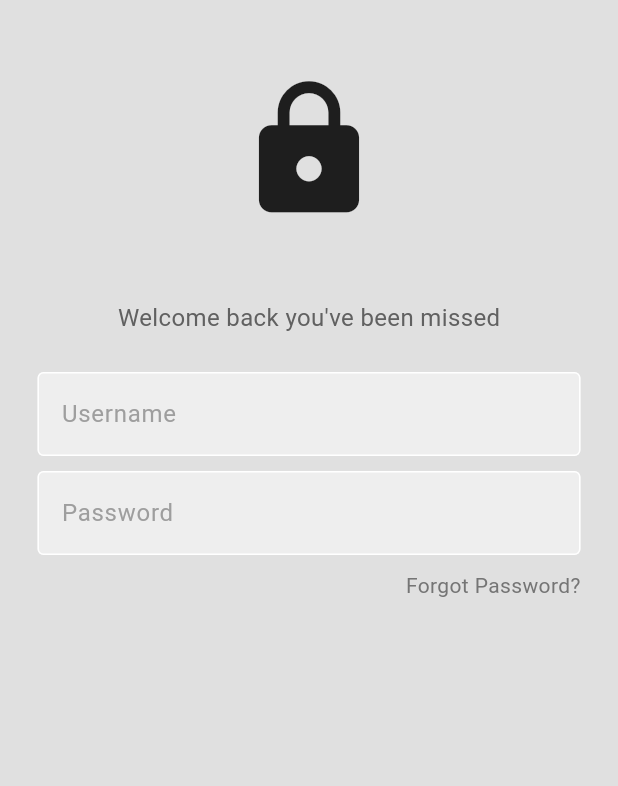
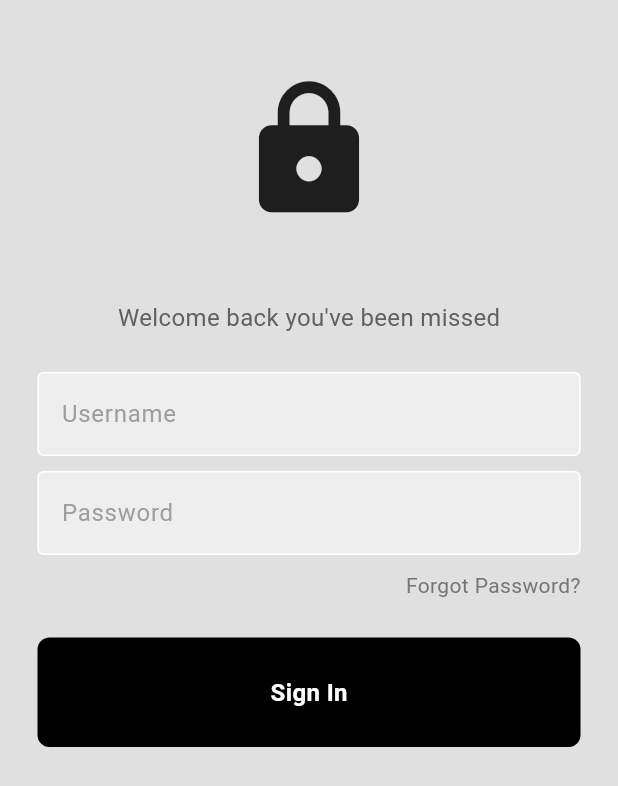
Before and after one commit to nguyennb28/ttp_mobile, a Flutter app: the screen it shows after launch, on a phone screen of 412 x 824 dp. Shown: the top 786 px of the screen. Run offline on Flutter 3.47's test engine with Material 3 defaults, Android fonts, the phone set to English and light mode, and no system bars.

Commit message:
make button

```diff
--- a/lib/auth_screen/login_page.dart
+++ b/lib/auth_screen/login_page.dart
@@ -1,4 +1,5 @@
 import 'package:flutter/material.dart';
+import 'package:flutter_application_3/components/my_button.dart';
 import 'package:flutter_application_3/components/my_textfield.dart';
 
 class Login extends StatelessWidget {
@@ -58,7 +59,7 @@ class Login extends StatelessWidget {
 
               const SizedBox(height: 25),
               // sign in button
-
+              MyButton()
               // or continue with
 
               // google + apple sign in buttons
--- /dev/null
+++ b/lib/components/my_button.dart
@@ -0,0 +1,33 @@
+import 'package:flutter/material.dart';
+
+class MyButton extends StatelessWidget {
+
+  final Function()? onTap;
+
+  const MyButton({super.key, required this.onTap});
+
+  @override
+  Widget build(BuildContext context) {
+    return GestureDetector(
+      onTap: onTap,
+      child: Container(
+        padding: const EdgeInsets.all(25),
+        margin: const EdgeInsets.symmetric(horizontal: 25),
+        decoration: BoxDecoration(
+          color: Colors.black,
+          borderRadius: BorderRadius.circular(8),
+        ),
+        child: const Center(
+          child: Text(
+            "Sign In",
+            style: TextStyle(
+              color: Colors.white,
+              fontWeight: FontWeight.bold,
+              fontSize: 16,
+            ),
+          ),
+        ),
+      ),
+    );
+  }
+}
--- a/lib/main.dart
+++ b/lib/main.dart
@@ -10,6 +10,6 @@ class MainApp extends StatelessWidget {
 
   @override
   Widget build(BuildContext context) {
-    return MaterialApp( debugShowCheckedModeBanner: false,home: Login());
+    return MaterialApp(debugShowCheckedModeBanner: false, home: Login());
   }
 }
```
